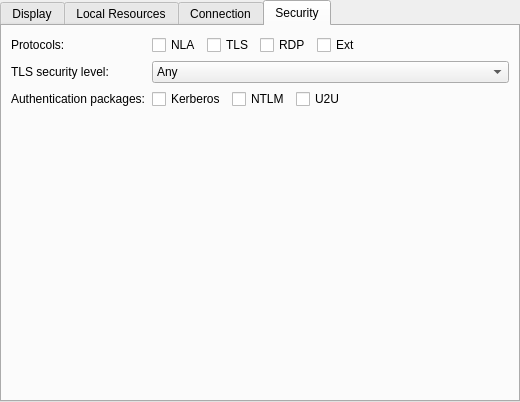
Above: rdp/rdppreferences.ui from KDE/krdc before the change. Below: the same form after it.
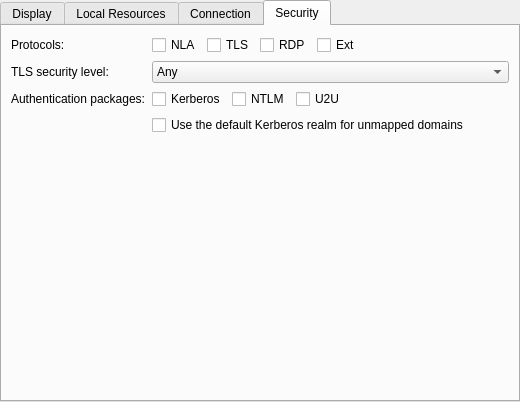
That is the form after the change. The open tabs and pages were chosen to show the change. Custom widgets are drawn as their Qt base class.

Commit message:
RDP: Pass domains with dots as sign-in names
With a separate user and domain, Kerberos looked for the user in the default realm of krb5.conf. The sample file that distributions ship names a public realm, so user names were sent there. As user@domain it looks in the domain itself.

```diff
--- a/rdp/rdppreferences.ui
+++ b/rdp/rdppreferences.ui
@@ -1159,6 +1159,16 @@
          </item>
         </layout>
        </item>
+       <item row="3" column="1">
+        <widget class="QCheckBox" name="kcfg_UseDefaultKerberosRealm">
+         <property name="text">
+          <string>Use the default Kerberos realm for unmapped domains</string>
+         </property>
+         <property name="toolTip">
+          <string>Enable this for an alternate sign-in suffix that uses the default realm in your Kerberos configuration. The desktop and gateway login names may be sent to that realm. Leave this unchecked if the default realm is unrelated to this connection.</string>
+         </property>
+        </widget>
+       </item>
       </layout>
      </widget>
     </widget>
```
Left out of the diff: 1 changed line with no effect on the pictures. The commit also changes 6 other files.
